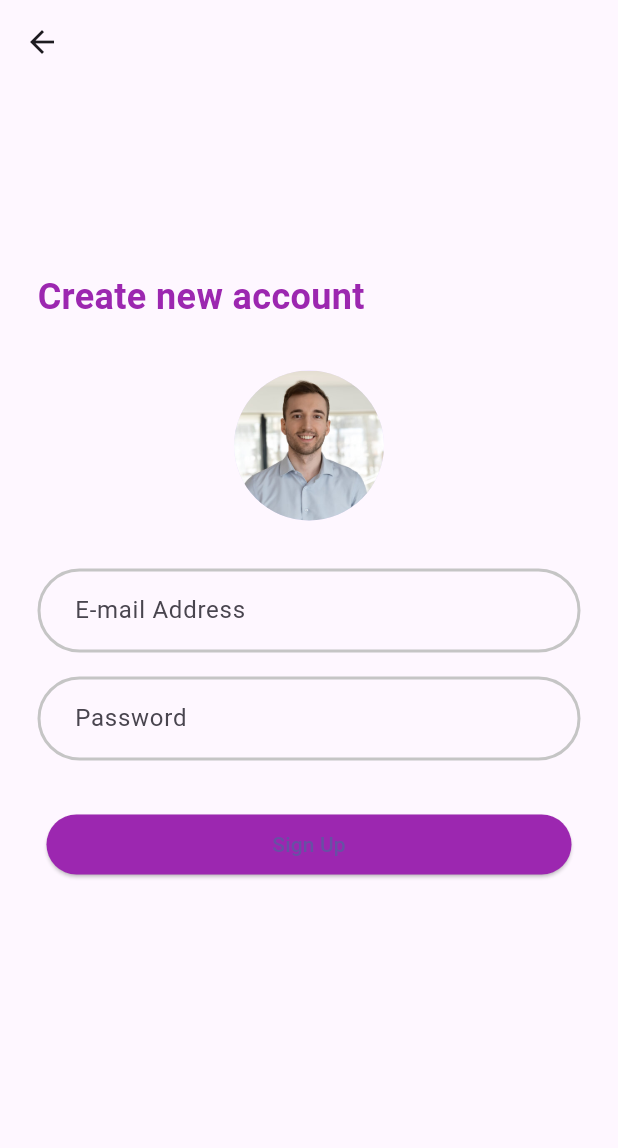
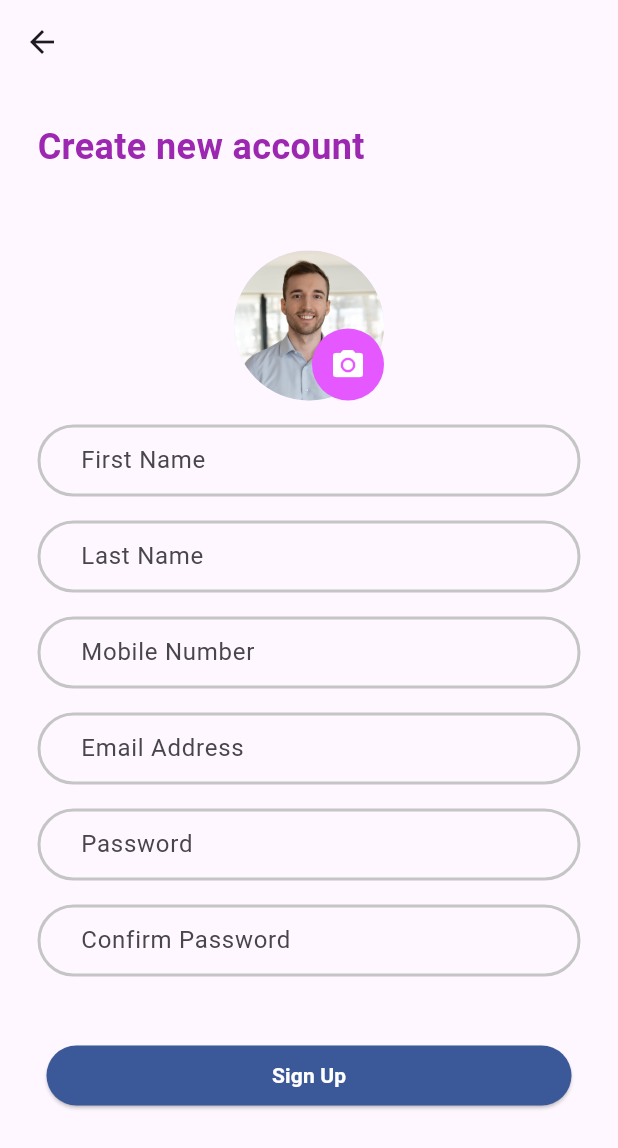
Before and after one commit to younesdouhabi1/Flutter_Project, a Flutter app: the SignUpScreen screen opened directly, on a phone screen of 412 x 824 dp. Shown: the top 1148 px of the screen. Run offline on Flutter 3.47's test engine with Material 3 defaults, Android fonts, the phone set to English and light mode, and no system bars.

Commit message:
Monday, 23 June 2025

```diff
--- a/lib/main.dart
+++ b/lib/main.dart
@@ -1,6 +1,5 @@
 import 'package:flutter/material.dart';
 import 'package:flutter_test_2025/home_screen.dart';
-import 'sign_up_screen.dart';
 
 void main() {
   runApp(const MyApp());
--- a/lib/sign_up_screen.dart
+++ b/lib/sign_up_screen.dart
@@ -12,8 +12,8 @@ class SignUpScreen extends StatelessWidget {
         padding: const EdgeInsets.all(25.0),
         child: Column(
           mainAxisAlignment: MainAxisAlignment.start,
+          spacing: 16,
           children: [
-            SizedBox(height: 100),
             Align(
               alignment: Alignment.centerLeft,
               child: Text(
@@ -25,25 +25,61 @@ class SignUpScreen extends StatelessWidget {
                 ),
               ),
             ),
-            SizedBox(height: 32),
+            SizedBox(height: 20),
             Center(
-              child: CircleAvatar(
-                radius: 50,
-                backgroundImage: AssetImage('assets/images/profile_photo.jpg'),
+              child: Stack(
+                children: [
+                  CircleAvatar(
+                    radius: 50,
+                    backgroundImage: AssetImage(
+                      'assets/images/profile_photo.jpg',
+                    ),
+                  ),
+                  Positioned(
+                    bottom: 0,
+                    right: 0,
+                    child: Container(
+                      decoration: BoxDecoration(
+                        color: const Color.fromARGB(255, 230, 88, 255),
+                        shape: BoxShape.circle,
+                      ),
+                      child: IconButton(
+                        icon: Icon(
+                          Icons.camera_alt,
+                          color: Colors.white,
+                          size: 24,
+                        ),
+                        onPressed: () {},
+                      ),
+                    ),
+                  ),
+                ],
               ),
             ),
-            SizedBox(height: 32),
 
-            WidgetsAuth.textField('  E-mail Address'),
-            SizedBox(height: 16),
-            WidgetsAuth.textField('  Password'),
+            WidgetsAuth.textField('  First Name'),
+            WidgetsAuth.textField('  Last Name'),
 
-            SizedBox(height: 32),
+            WidgetsAuth.textField('  Mobile Number'),
+
+            WidgetsAuth.textField('  Email Address'),
+
+            WidgetsAuth.textField('  Password', obscureText: true),
+
+            WidgetsAuth.textField('  Confirm Password', obscureText: true),
+
+            SizedBox(height: 10),
+
             WidgetsAuth.buttons(
-              'Sign Up',
-              Colors.purple,
-              false,
-              TextStyle(fontSize: null),
+              title: 'Sign Up',
+              color: Color(0xFF3b5998),
+              isShow: false,
+              textStyle: TextStyle(
+                fontSize: 14,
+                color: Colors.white,
+                fontWeight: FontWeight.bold,
+              ),
+              onPressed: () {},
             ),
           ],
         ),
--- a/lib/widgets.dart
+++ b/lib/widgets.dart
@@ -1,42 +1,57 @@
 import 'package:flutter/material.dart';
 
 class WidgetsAuth {
-  static textField(String label) {
-    return TextField(
+  static textField(String label, {bool? obscureText}) {
+    return SizedBox(
+      height: 48, // Increased height
+      child: TextField(
         decoration: InputDecoration(
+          contentPadding: EdgeInsets.symmetric(
+            vertical: 14,
+            horizontal: 16,
+          ), // More padding
           labelText: label,
           border: OutlineInputBorder(
-          borderRadius: BorderRadius.circular(50),
+            borderRadius: BorderRadius.circular(24),
             borderSide: BorderSide(
               color: const Color.fromARGB(255, 197, 197, 197),
               width: 2,
             ),
           ),
           focusedBorder: OutlineInputBorder(
-          borderRadius: BorderRadius.circular(50),
+            borderRadius: BorderRadius.circular(24),
             borderSide: BorderSide(
               color: const Color.fromARGB(255, 197, 197, 197),
               width: 2,
             ),
           ),
           enabledBorder: OutlineInputBorder(
-          borderRadius: BorderRadius.circular(50),
+            borderRadius: BorderRadius.circular(24),
             borderSide: BorderSide(
               color: const Color.fromARGB(255, 197, 197, 197),
               width: 2,
             ),
           ),
         ),
-      obscureText: true,
+        obscureText: obscureText ?? false,
+        style: TextStyle(fontSize: 16), // Larger font size
+      ),
     );
   }
 
-  static buttons(String title, Color color, bool isShow, TextStyle textStyle) {
+  static buttons({
+    required String title,
+    required Color color,
+    bool isShow = false,
+    required TextStyle textStyle,
+    VoidCallback? onPressed,
+    bool obscureText = false,
+  }) {
     return SizedBox(
       width: 350,
       child: ElevatedButton.icon(
         style: ElevatedButton.styleFrom(
-          backgroundColor: color, // Facebook blue
+          backgroundColor: color,
           shape: RoundedRectangleBorder(
             borderRadius: BorderRadius.circular(30),
           ),
@@ -46,7 +61,7 @@ class WidgetsAuth {
                 ? Icon(Icons.facebook, color: Colors.white, size: 24)
                 : SizedBox.shrink(),
         label: Text(title, style: textStyle),
-        onPressed: () {},
+        onPressed: onPressed ?? () {},
       ),
     );
   }
```
Also changed, not shown: lib/home_screen.dart (+54 -17 lines), lib/login_screen.dart (+15 -12 lines), assets/images/smartphone.png (added). Lines whose indentation alone changed are shown as unchanged.
